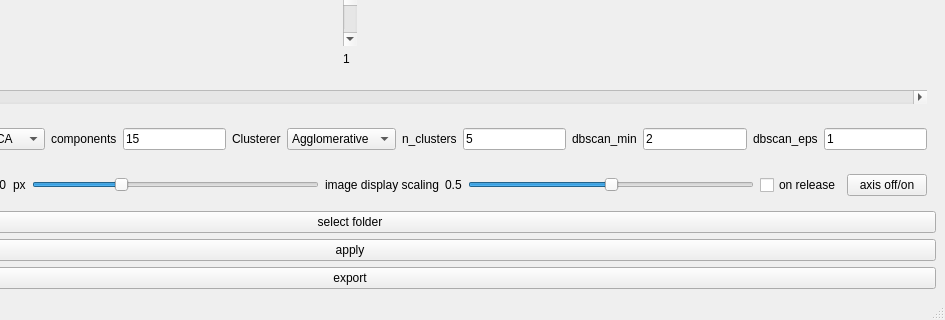
Qt form gui/gui_form.ui (FrederikLauf/Image-Clustering-Tool) before a commit; both pictures show x 245 to 1190 and y 410 to 730 of the 1190 by 730 pixel window.
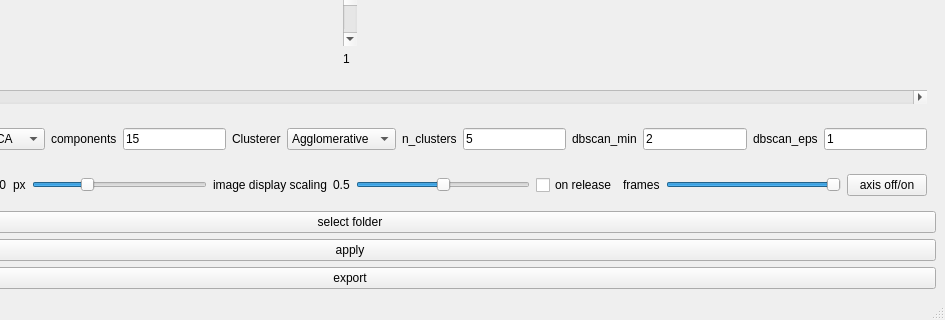
The same form after that commit.

Commit message: Add slider to adjust alpha of coloured frames.

```diff
--- a/gui/gui_form.ui
+++ b/gui/gui_form.ui
@@ -416,6 +416,29 @@
          </property>
         </widget>
        </item>
+       <item>
+        <widget class="QLabel" name="label_11">
+         <property name="text">
+          <string>frames</string>
+         </property>
+        </widget>
+       </item>
+       <item>
+        <widget class="QSlider" name="frameAlphaSlider">
+         <property name="maximum">
+          <number>100</number>
+         </property>
+         <property name="singleStep">
+          <number>10</number>
+         </property>
+         <property name="value">
+          <number>100</number>
+         </property>
+         <property name="orientation">
+          <enum>Qt::Orientation::Horizontal</enum>
+         </property>
+        </widget>
+       </item>
        <item>
         <widget class="QPushButton" name="axisOffOnButton">
          <property name="text">
```
Left out of the diff: 17 changed lines with no effect on the pictures. The commit also changes 3 other files.
